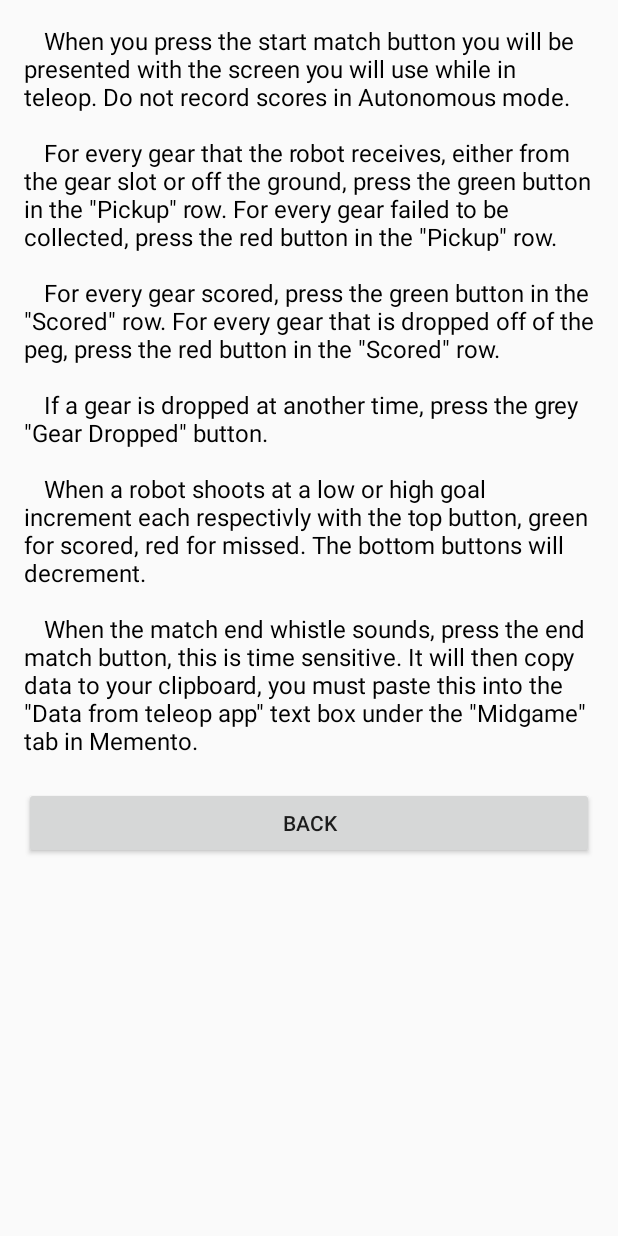
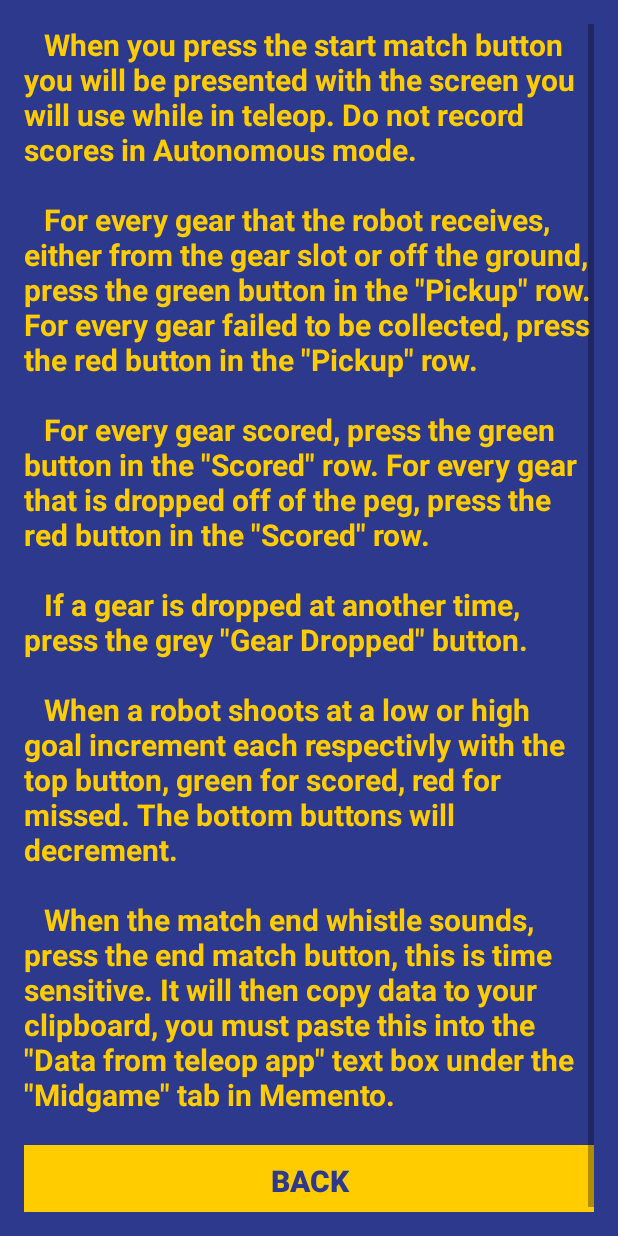
Before and after one commit to GSeve4/TeleopApplication, an Android app: the InstructionActivity screen opened directly, with no data from a screen before it, on a phone screen of 412 x 824 dp. Run offline under Robolectric (Android 15) with nearby library versions, the phone set to English and light mode, and no system bars.

Commit message:
Changed background colors

```diff
--- a/app/src/main/AndroidManifest.xml
+++ b/app/src/main/AndroidManifest.xml
@@ -17,10 +17,10 @@
                 <category android:name="android.intent.category.LAUNCHER" />
             </intent-filter>
         </activity>
-        <activity
-            android:name=".GameActivity"
+        <activity android:name=".GameActivity"
             android:screenOrientation="portrait" />
-        <activity android:name=".InstructionActivity" />
+        <activity android:name=".InstructionActivity"
+             android:screenOrientation="portrait"/>
         <activity android:name=".ReviewActivity"
             android:screenOrientation="portrait" />
     </application>
--- a/app/src/main/res/layout/activity_instruction.xml
+++ b/app/src/main/res/layout/activity_instruction.xml
@@ -9,7 +9,8 @@
     android:paddingRight="@dimen/activity_horizontal_margin"
     android:paddingTop="@dimen/activity_vertical_margin"
     tools:context="salinesingularity.singularitytimingapplication.InstructionActivity"
-    android:gravity="center_horizontal">
+    android:gravity="center_horizontal"
+    android:background="@color/colorPrimaryDark">
 
     <ScrollView
         android:layout_width="match_parent"
@@ -24,16 +25,21 @@
                 android:text="@string/Instructions"
                 android:layout_width="match_parent"
                 android:layout_height="wrap_content"
-                android:textColor="@color/black"
-                android:textSize="16sp"
-                android:id="@+id/tvInstructions" />
+                android:textColor="@color/colorPrimary"
+                android:textSize="20sp"
+                android:id="@+id/tvInstructions"
+                android:textStyle="normal|bold" />
 
             <Button
                 android:text="Back"
                 android:layout_width="match_parent"
                 android:layout_height="wrap_content"
                 android:id="@+id/btnReturn"
-                android:layout_marginTop="20dp" />
+                android:layout_marginTop="20dp"
+                android:background="@color/colorPrimary"
+                android:textColor="@color/colorPrimaryDark"
+                android:textStyle="normal|bold"
+                android:textSize="20sp" />
         </LinearLayout>
     </ScrollView>
 
--- a/app/src/main/res/values/colors.xml
+++ b/app/src/main/res/values/colors.xml
@@ -2,9 +2,9 @@
 <resources>
     <!--<color name="colorPrimary">#3F51B5</color>-->
     <!--<color name="colorPrimaryDark">#303F9F</color>-->
-    <color name="colorPrimary">#dfcf1f</color>
-    <color name="colorPrimaryDark">#303F9F</color>
-    <color name="colorAccent">#FF4081</color>
+    <color name="colorPrimary">#ffcc00</color>
+    <color name="colorPrimaryDark">#2c398d</color>
+    <color name="colorAccent">#dfcf1f</color>
 
     <color name="btnGreen">#ccffcc</color>
     <color name="btnRed">#ffcccc</color>
```
Also changed, not shown: app/src/main/res/layout/activity_review.xml (+23 -19 lines), app/src/main/res/layout/activity_start.xml (+24 -3 lines).
